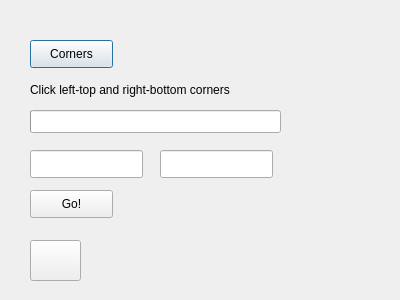
First picture: the form in bot/botdialog.ui, repository evgenykislov/minesweeper-bot, before the edit.
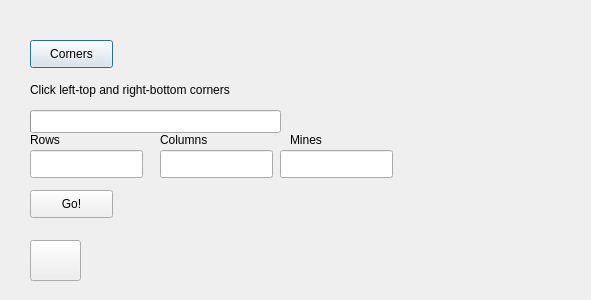
Second picture: the form after the edit. Custom widgets are drawn as their Qt base class.

Diff of the .ui file:
```diff
--- a/bot/botdialog.ui
+++ b/bot/botdialog.ui
@@ -6,7 +6,7 @@
    <rect>
     <x>0</x>
     <y>0</y>
-    <width>400</width>
+    <width>591</width>
     <height>300</height>
    </rect>
   </property>
@@ -110,8 +110,116 @@
     <bool>false</bool>
    </property>
   </widget>
+  <widget class="QLabel" name="cell_top_left_">
+   <property name="geometry">
+    <rect>
+     <x>370</x>
+     <y>60</y>
+     <width>64</width>
+     <height>64</height>
+    </rect>
+   </property>
+   <property name="text">
+    <string/>
+   </property>
+  </widget>
+  <widget class="QLabel" name="cell_bottom_left_">
+   <property name="geometry">
+    <rect>
+     <x>390</x>
+     <y>180</y>
+     <width>64</width>
+     <height>64</height>
+    </rect>
+   </property>
+   <property name="text">
+    <string/>
+   </property>
+  </widget>
+  <widget class="QLabel" name="cell_top_right_">
+   <property name="geometry">
+    <rect>
+     <x>520</x>
+     <y>90</y>
+     <width>64</width>
+     <height>64</height>
+    </rect>
+   </property>
+   <property name="text">
+    <string/>
+   </property>
+  </widget>
+  <widget class="QLabel" name="cell_bottom_right_">
+   <property name="geometry">
+    <rect>
+     <x>500</x>
+     <y>200</y>
+     <width>64</width>
+     <height>64</height>
+    </rect>
+   </property>
+   <property name="text">
+    <string/>
+   </property>
+  </widget>
+  <widget class="QLabel" name="label">
+   <property name="geometry">
+    <rect>
+     <x>30</x>
+     <y>130</y>
+     <width>62</width>
+     <height>20</height>
+    </rect>
+   </property>
+   <property name="text">
+    <string>Rows</string>
+   </property>
+  </widget>
+  <widget class="QLabel" name="label_2">
+   <property name="geometry">
+    <rect>
+     <x>160</x>
+     <y>130</y>
+     <width>62</width>
+     <height>20</height>
+    </rect>
+   </property>
+   <property name="text">
+    <string>Columns</string>
+   </property>
+  </widget>
+  <widget class="QLabel" name="label_3">
+   <property name="geometry">
+    <rect>
+     <x>290</x>
+     <y>130</y>
+     <width>62</width>
+     <height>20</height>
+    </rect>
+   </property>
+   <property name="text">
+    <string>Mines</string>
+   </property>
+  </widget>
+  <widget class="LineEditWFocus" name="mines_edt_">
+   <property name="geometry">
+    <rect>
+     <x>280</x>
+     <y>150</y>
+     <width>113</width>
+     <height>28</height>
+    </rect>
+   </property>
+  </widget>
  </widget>
  <layoutdefault spacing="6" margin="11"/>
+ <customwidgets>
+  <customwidget>
+   <class>LineEditWFocus</class>
+   <extends>QLineEdit</extends>
+   <header>lineeditwfocus.h</header>
+  </customwidget>
+ </customwidgets>
  <resources/>
  <connections>
   <connection>
```
Left out of the diff: 4 changed lines with no effect on the pictures.
